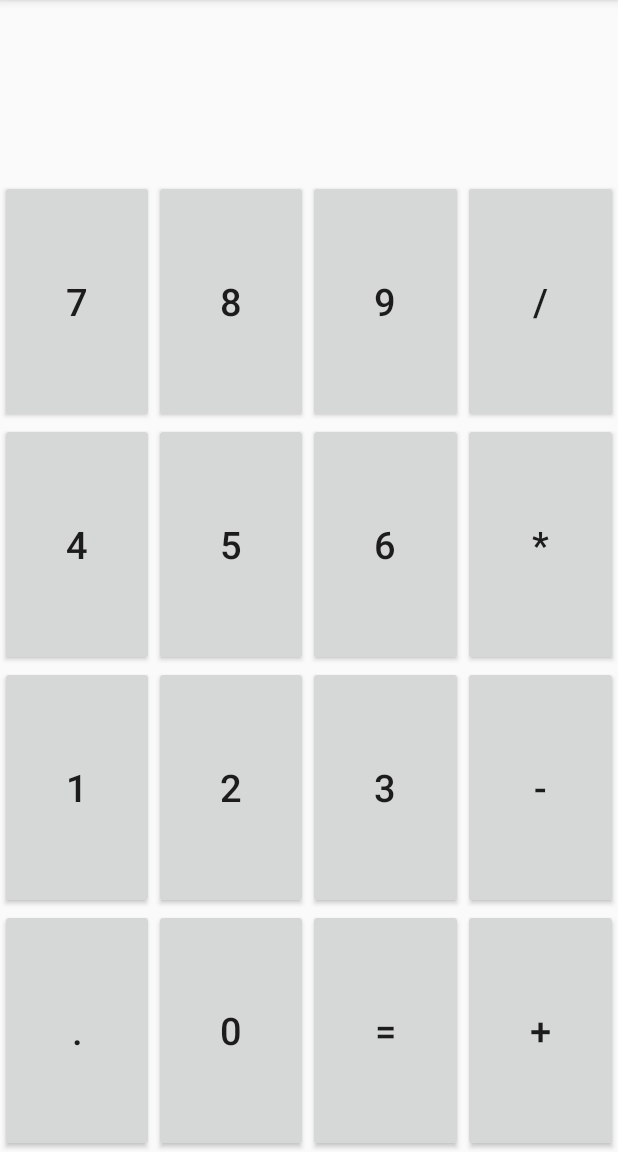
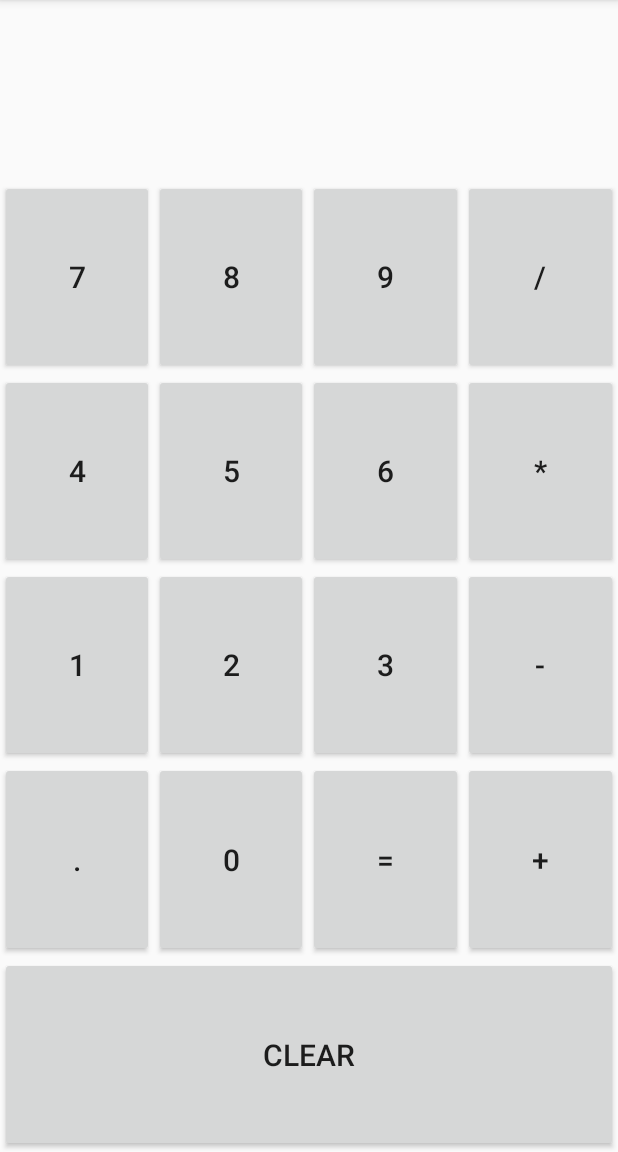
Before and after one commit to IvyLeano/Calculator-MobileApp, an Android app: the screen it shows after launch (MainActivity), on a phone screen of 412 x 824 dp, the part 84-1236 px from its top. Run offline under Robolectric (Android 15) with nearby library versions, the phone set to English and light mode, and no system bars.

```diff
--- a/app/src/main/res/layout/activity_main.xml
+++ b/app/src/main/res/layout/activity_main.xml
@@ -24,28 +24,28 @@
             android:layout_height="match_parent"
             android:layout_weight="1"
             android:text="7"
-            android:textSize="25sp" />
+            android:textSize="20sp" />
         <Button
             android:id="@+id/n8"
             android:layout_width="0dp"
             android:layout_height="match_parent"
             android:layout_weight="1"
             android:text="8"
-            android:textSize="25sp" />
+            android:textSize="20sp" />
         <Button
             android:id="@+id/n9"
             android:layout_width="0dp"
             android:layout_height="match_parent"
             android:layout_weight="1"
             android:text="9"
-            android:textSize="25sp" />
+            android:textSize="20sp" />
         <Button
             android:id="@+id/division"
             android:layout_width="0dp"
             android:layout_height="match_parent"
             android:layout_weight="1"
             android:text="/"
-            android:textSize="25sp" />
+            android:textSize="20sp" />
     </LinearLayout>
 
     <LinearLayout
@@ -60,28 +60,28 @@
             android:layout_height="match_parent"
             android:layout_weight="1"
             android:text="4"
-            android:textSize="25sp" />
+            android:textSize="20sp" />
         <Button
             android:id="@+id/n5"
             android:layout_width="0dp"
             android:layout_height="match_parent"
             android:layout_weight="1"
             android:text="5"
-            android:textSize="25sp" />
+            android:textSize="20sp" />
         <Button
             android:id="@+id/n6"
             android:layout_width="0dp"
             android:layout_height="match_parent"
             android:layout_weight="1"
             android:text="6"
-            android:textSize="25sp" />
+            android:textSize="20sp" />
         <Button
             android:id="@+id/multiplication"
             android:layout_width="0dp"
             android:layout_height="match_parent"
             android:layout_weight="1"
             android:text="*"
-            android:textSize="25sp" />
+            android:textSize="20sp" />
     </LinearLayout>
 
     <LinearLayout
@@ -96,28 +96,28 @@
             android:layout_height="match_parent"
             android:layout_weight="1"
             android:text="1"
-            android:textSize="25sp" />
+            android:textSize="20sp" />
         <Button
             android:id="@+id/n2"
             android:layout_width="0dp"
             android:layout_height="match_parent"
             android:layout_weight="1"
             android:text="2"
-            android:textSize="25sp" />
+            android:textSize="20sp" />
         <Button
             android:id="@+id/n3"
             android:layout_width="0dp"
             android:layout_height="match_parent"
             android:layout_weight="1"
             android:text="3"
-            android:textSize="25sp" />
+            android:textSize="20sp" />
         <Button
             android:id="@+id/subtraction"
             android:layout_width="0dp"
             android:layout_height="match_parent"
             android:layout_weight="1"
             android:text="-"
-            android:textSize="25sp" />
+            android:textSize="20sp" />
     </LinearLayout>
 
     <LinearLayout
@@ -132,28 +132,43 @@
             android:layout_height="match_parent"
             android:layout_weight="1"
             android:text="."
-            android:textSize="25sp" />
+            android:textSize="20sp" />
         <Button
             android:id="@+id/n0"
             android:layout_width="0dp"
             android:layout_height="match_parent"
             android:layout_weight="1"
             android:text="0"
-            android:textSize="25sp" />
+            android:textSize="20sp" />
         <Button
             android:id="@+id/equals"
             android:layout_width="0dp"
             android:layout_height="match_parent"
             android:layout_weight="1"
             android:text="="
-            android:textSize="25sp" />
+            android:textSize="20sp" />
         <Button
             android:id="@+id/addition"
             android:layout_width="0dp"
             android:layout_height="match_parent"
             android:layout_weight="1"
             android:text="+"
-            android:textSize="25sp" />
+            android:textSize="20sp" />
+    </LinearLayout>
+
+    <LinearLayout
+        android:layout_width="match_parent"
+        android:layout_height="0dp"
+        android:layout_weight="1"
+        android:orientation="horizontal">
+
+        <Button
+            android:id="@+id/clear"
+            android:layout_width="0dp"
+            android:layout_height="match_parent"
+            android:layout_weight="1"
+            android:text="CLEAR"
+            android:textSize="20sp" />
     </LinearLayout>
 
 </LinearLayout>
```
Also changed, not shown: app/src/main/java/com/example/calculator/CalculatorLogic.java (+4 -7 lines), app/src/main/java/com/example/calculator/InputValidation.java (added, +44 -0 lines), app/src/main/java/com/example/calculator/MainActivity.java (+29 -84 lines).
